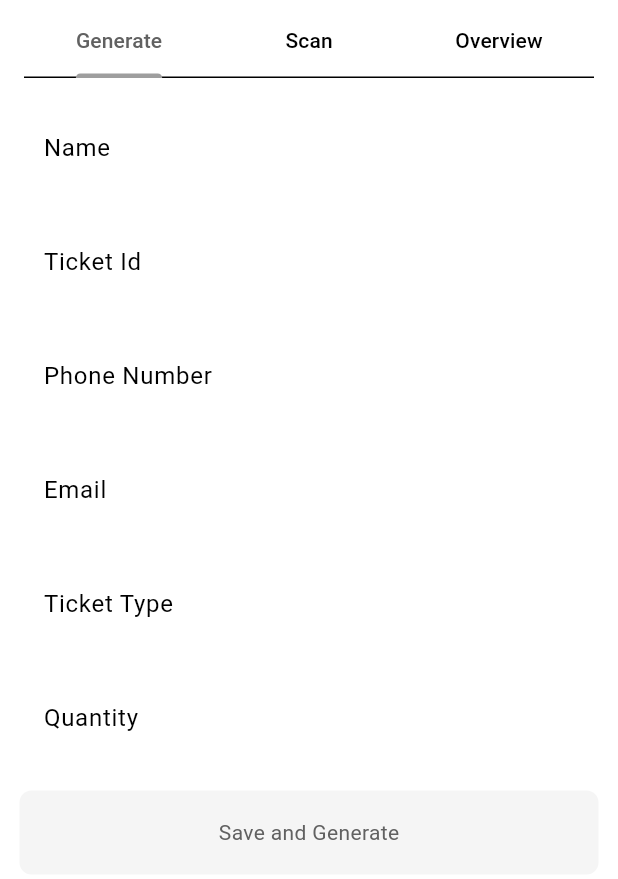
After one commit to ShadrackOngera/empire_ent, a Flutter app: the screen it shows after launch, after a tap on "Save and Generate", on a phone screen of 412 x 824 dp. The commit adds this screen. Shown: the top 879 px of the screen. Run offline on Flutter 3.47's test engine with Material 3 defaults, Android fonts, the phone set to English and light mode, and no system bars; our stand-ins replace cloud_firestore, firebase_core, get, pdf, qr_flutter, share_plus; missing offline and left inert: file_saver; accounts and stored records are empty.

Commit message:
app skeleton

```diff
--- a/lib/database/database.dart
+++ b/lib/database/database.dart
@@ -1,9 +1,13 @@
 import 'package:cloud_firestore/cloud_firestore.dart';
 import 'package:get/get.dart';
 
-class Database extends GetxController {
-  // Rx<String> username = ''.obs;
-  // Rx<String> email = ''.obs;
+class DatabaseController extends GetxController {
+  Rx<String> currentName = ''.obs;
+  Rx<String> currentEmail = ''.obs;
+  Rx<String> currentTicketType = ''.obs;
+  Rx<String> currentPhoneNumber = ''.obs;
+  Rx<String> currentTicketId = ''.obs;
+  Rx<String> currentQuantity = ''.obs;
   CollectionReference users = FirebaseFirestore.instance.collection('users');
   CollectionReference tickets =
       FirebaseFirestore.instance.collection('tickets');
@@ -21,11 +25,22 @@ class Database extends GetxController {
     return true;
   }
 
-  Future<bool> saveTicket(String ticketId, phoneNumber) async {
+  Future<bool> saveTicket(
+    String name,
+    String ticketId,
+    String phoneNumber,
+    String email,
+    String ticketType,
+    String quantity,
+  ) async {
     try {
       await tickets.add({
+        'Name': name,
         'Ticket Id': ticketId,
         'Phone Number': phoneNumber,
+        'Email': email,
+        'Ticket Type': ticketType,
+        'Quantity': quantity,
         // other data
       });
     } catch (e) {
@@ -33,4 +48,14 @@ class Database extends GetxController {
     }
     return true;
   }
+
+  Future<List<DocumentSnapshot>> getTickets() async {
+    try {
+      QuerySnapshot querySnapshot = await tickets.get();
+      return querySnapshot.docs;
+    } catch (e) {
+      print("Error getting tickets: $e");
+      return [];
+    }
+  }
 }
--- /dev/null
+++ b/lib/pages/generate_tab.dart
@@ -0,0 +1,261 @@
+import 'package:empire_ent/database/database.dart';
+import 'package:empire_ent/widgets/primary_button.dart';
+import 'package:empire_ent/widgets/primary_text.dart';
+import 'package:empire_ent/widgets/primary_text_field.dart';
+import 'package:flutter/material.dart';
+import 'package:get/get.dart';
+import 'dart:io';
+import 'dart:typed_data';
+import 'package:path_provider/path_provider.dart';
+import 'package:pdf/pdf.dart';
+import 'package:share_plus/share_plus.dart';
+import 'package:file_saver/file_saver.dart';
+import 'package:pdf/widgets.dart' as pw;
+import 'package:flutter/services.dart' show ByteData, rootBundle;
+
+class GenerateTab extends StatefulWidget {
+  const GenerateTab({super.key});
+
+  @override
+  State<GenerateTab> createState() => _GenerateTabState();
+}
+
+class _GenerateTabState extends State<GenerateTab> {
+  TextEditingController ticketIdController = TextEditingController();
+  TextEditingController phoneNumberController = TextEditingController();
+  TextEditingController emailController = TextEditingController();
+  TextEditingController quantityController = TextEditingController();
+  TextEditingController ticketTypeController = TextEditingController();
+  TextEditingController nameController = TextEditingController();
+  final saveDetailsKey = GlobalKey<FormState>();
+  DatabaseController databaseController = Get.put(DatabaseController());
+
+  Future<void> saveFile(Uint8List bytes, String name) async {
+    try {
+      final Directory dir = await getTemporaryDirectory();
+      final File file = File('${dir.path}/$name.pdf');
+      await file.writeAsBytes(bytes);
+
+      // Show a snackbar or any other feedback that the file has been saved
+      ScaffoldMessenger.of(context).showSnackBar(SnackBar(
+        content: Text('PDF saved successfully'),
+      ));
+
+      // Share the saved file
+      Share.shareFiles(['${dir.path}/$name.pdf']);
+    } catch (e) {
+      ScaffoldMessenger.of(context).showSnackBar(SnackBar(
+        content: Text('Error saving PDF: $e'),
+      ));
+    }
+  }
+
+  saveAndGenerate() {
+    databaseController.currentName.value = nameController.text;
+    databaseController.currentEmail.value = emailController.text;
+    databaseController.currentPhoneNumber.value = phoneNumberController.text;
+    databaseController.currentQuantity.value = quantityController.text;
+    databaseController.currentTicketType.value = ticketTypeController.text;
+    if (saveDetailsKey.currentState!.validate()) {
+      DatabaseController()
+          .saveTicket(
+        nameController.text,
+        ticketIdController.text,
+        phoneNumberController.text,
+        emailController.text,
+        ticketTypeController.text,
+        quantityController.text,
+      )
+          .then(
+        (value) async {
+          final doc = pw.Document();
+          doc.addPage(await _generatePdf());
+          var bytes = await doc.save();
+          await saveFile(bytes, 'Ticket');
+        },
+      );
+    }
+  }
+
+  @override
+  Widget build(BuildContext context) {
+    return SingleChildScrollView(
+      padding: EdgeInsets.symmetric(horizontal: 13, vertical: 15),
+      child: Form(
+        key: saveDetailsKey,
+        child: Column(
+          children: [
+            PrimaryTextField(
+              label: 'Name',
+              obsecureText: false,
+              controller: nameController,
+              hintText: 'Name',
+            ),
+            const SizedBox(
+              height: 20,
+            ),
+            PrimaryTextField(
+              label: 'Ticket Id',
+              obsecureText: false,
+              controller: ticketIdController,
+              hintText: 'Ticket Id',
+            ),
+            const SizedBox(
+              height: 20,
+            ),
+            PrimaryTextField(
+              label: 'Phone Number',
+              obsecureText: false,
+              controller: phoneNumberController,
+              hintText: 'Phone Number',
+            ),
+            const SizedBox(
+              height: 20,
+            ),
+            PrimaryTextField(
+              label: 'Email',
+              obsecureText: false,
+              controller: emailController,
+              hintText: 'Email',
+            ),
+            const SizedBox(
+              height: 20,
+            ),
+            PrimaryTextField(
+              label: 'Ticket Type',
+              obsecureText: false,
+              controller: ticketTypeController,
+              hintText: 'Email',
+            ),
+            const SizedBox(
+              height: 20,
+            ),
+            PrimaryTextField(
+              label: 'Quantity',
+              obsecureText: false,
+              controller: quantityController,
+              hintText: 'Quantity',
+            ),
+            const SizedBox(
+              height: 20,
+            ),
+            PrimaryButton(
+              onTap: () => saveAndGenerate(),
+              child: PrimaryText(
+                text: 'Save and Generate',
+                color: Theme.of(context).colorScheme.inversePrimary,
+              ),
+            ),
+            const SizedBox(
+              height: 20,
+            ),
+            const SizedBox(
+              height: 20,
+            ),
+          ],
+        ),
+      ),
+    );
+  }
+
+  Future<void> savePdfFile(Uint8List bytes) async {
+    await FileSaver.instance.saveFile(
+      name: 'name',
+      bytes: bytes,
+      ext: 'pdf',
+    );
+  }
+
+  Future<pw.Page> _generatePdf() async {
+    final ByteData data = await rootBundle.load('assets/images/image-two.png');
+    final List<int> bytes = data.buffer.asUint8List();
+
+    final tempDir = await getTemporaryDirectory();
+    final tempFile = File('${tempDir.path}/image-two.png');
+    await tempFile.writeAsBytes(bytes);
+
+    final image = pw.MemoryImage(tempFile.readAsBytesSync());
+    pw.TextStyle textStyle = pw.TextStyle(
+      color: const PdfColor.fromInt(0xFF00004d),
+      fontSize: 13,
+      fontWeight: pw.FontWeight.bold,
+    );
+
+    return pw.Page(
+      pageFormat: PdfPageFormat.a4,
+      build: (pw.Context context) {
+        return pw.Padding(
+          padding: const pw.EdgeInsets.all(8.0),
+          child: pw.Column(
+            children: [
+              pw.SizedBox(height: 20),
+              pw.Row(
+                crossAxisAlignment: pw.CrossAxisAlignment.center,
+                mainAxisAlignment: pw.MainAxisAlignment.spaceAround,
+                children: [
+                  pw.ClipRRect(
+                    horizontalRadius: 10,
+                    verticalRadius: 10,
+                    child: pw.Image(
+                      image,
+                      width: 100,
+                      height: 100,
+                    ),
+                  ),
+                  pw.Text(
+                    'Thank You for buying :)',
+                    style: textStyle,
+                  ),
+                ],
+              ),
+              pw.SizedBox(height: 80),
+              pw.Text(
+                "Receipt",
+                style: textStyle,
+              ),
+              pw.SizedBox(height: 20),
+              pw.Divider(),
+              pw.SizedBox(height: 20),
+              pw.Row(
+                mainAxisAlignment: pw.MainAxisAlignment.spaceAround,
+                crossAxisAlignment: pw.CrossAxisAlignment.center,
+                children: [
+                  pw.Column(
+                    crossAxisAlignment: pw.CrossAxisAlignment.start,
+                    children: [
+                      pw.Text(
+                        'Email: ${databaseController.currentEmail.value}',
+                        style: textStyle,
+                      ),
+                      pw.Text(
+                        'Ticket Type: ${databaseController.currentTicketType.value}',
+                        style: textStyle,
+                      ),
+                      pw.Text(
+                        'Quantity:  ${databaseController.currentQuantity.value}',
+                        style: textStyle,
+                      ),
+                    ],
+                  ),
+                  pw.BarcodeWidget(
+                    barcode: pw.Barcode.qrCode(),
+                    data: databaseController.currentTicketId.value,
+                    width: 100,
+                    height: 100,
+                  ),
+                ],
+              ),
+              pw.SizedBox(height: 90),
+              pw.Center(
+                child: pw.Text(
+                  'Carry this document for verification',
+                  style: textStyle,
+                ),
+              ),
+            ],
+          ),
+        );
+      },
+    );
+  }
+}
--- a/lib/pages/home_page.dart
+++ b/lib/pages/home_page.dart
@@ -1,11 +1,7 @@
-import 'package:empire_ent/database/database.dart';
-import 'package:empire_ent/pages/pdf_page.dart';
-import 'package:empire_ent/utils/widget_helper.dart';
-import 'package:empire_ent/widgets/primary_button.dart';
-import 'package:empire_ent/widgets/primary_text.dart';
-import 'package:empire_ent/widgets/primary_text_field.dart';
+import 'package:empire_ent/pages/generate_tab.dart';
+import 'package:empire_ent/pages/overview_tab.dart';
+import 'package:empire_ent/pages/scan_tab.dart';
 import 'package:flutter/material.dart';
-import 'package:get/get.dart';
 
 class HomePage extends StatefulWidget {
   const HomePage({super.key});
@@ -15,86 +11,37 @@ class HomePage extends StatefulWidget {
 }
 
 class _HomePageState extends State<HomePage> {
-  TextEditingController ticketId = TextEditingController();
-  TextEditingController phoneNumber = TextEditingController();
-  final saveDetailsKey = GlobalKey<FormState>();
-
   @override
   Widget build(BuildContext context) {
-    return Scaffold(
-      appBar: AppBar(
-        automaticallyImplyLeading: false,
-        backgroundColor: Colors.transparent,
-        foregroundColor: Theme.of(context).colorScheme.inversePrimary,
-        // title: ,
-      ),
-      body: SingleChildScrollView(
-        padding: const EdgeInsets.symmetric(horizontal: 15),
-        child: Form(
-          key: saveDetailsKey,
-          child: Column(
-            children: [
-              PrimaryTextField(
-                obsecureText: false,
-                controller: ticketId,
-                hintText: 'Ticket Id',
+    return DefaultTabController(
+      length: 3,
+      child: Scaffold(
+        appBar: AppBar(
+          automaticallyImplyLeading: false,
+          backgroundColor: Colors.transparent,
+          foregroundColor: Theme.of(context).colorScheme.inversePrimary,
+          title: TabBar(
+            labelColor: Theme.of(context).colorScheme.inversePrimary,
+            tabs: const [
+              Tab(
+                text: 'Generate',
               ),
-              const SizedBox(
-                height: 20,
+              Tab(
+                text: 'Scan',
               ),
-              PrimaryTextField(
-                obsecureText: false,
-                controller: phoneNumber,
-                hintText: 'Phone Number',
+              Tab(
+                text: 'Overview',
               ),
-              const SizedBox(
-                height: 20,
-              ),
-              PrimaryButton(
-                onTap: () {
-                  if (saveDetailsKey.currentState!.validate()) {
-                    Database().saveTicket(ticketId.text, phoneNumber.text).then(
-                          (value) {},
-                        );
-                  }
-                },
-                child: PrimaryText(
-                  text: 'Widget Helper',
-                  color: Theme.of(context).colorScheme.inversePrimary,
-                ),
-              ),
-              const SizedBox(
-                height: 20,
-              ),
-              PrimaryButton(
-                onTap: () {
-                  Get.to(PdfPage());
-                },
-                child: PrimaryText(
-                  text: 'Preview',
-                  color: Theme.of(context).colorScheme.inversePrimary,
-                ),
-              ),
-              const SizedBox(
-                height: 20,
-              ),
-              // PrimaryButton(
-              //   onTap: () {
-              //     final snackBar =   SnackBar(
-              //       behavior: SnackBarBehavior.floating,
-              //       content: Text('This is a Snackbar'),
-              //       duration: Duration(seconds: 2),
-              //       showCloseIcon: true,
-              //     );
-              //     ScaffoldMessenger.of(context).showSnackBar(snackBar);
-              //   },
-              //   child: PrimaryText(
-              //     text: 'save',
-              //     color: Theme.of(context).colorScheme.inversePrimary,
-              //   ),
-              // ),
             ],
           ),
+          // title: ,
+        ),
+        body: const TabBarView(
+          children: [
+            GenerateTab(),
+            ScanTab(),
+            OverviewTab(),
+          ],
         ),
       ),
     );
--- a/lib/widgets/primary_text_field.dart
+++ b/lib/widgets/primary_text_field.dart
@@ -3,6 +3,7 @@ import 'package:flutter/material.dart';
 class PrimaryTextField extends StatelessWidget {
   final TextEditingController controller;
   final String? hintText;
+  final String label;
   final bool obsecureText;
 
   const PrimaryTextField({
@@ -10,6 +11,7 @@ class PrimaryTextField extends StatelessWidget {
     required this.controller,
     this.hintText,
     required this.obsecureText,
+    required this.label,
   });
 
   @override
@@ -18,6 +20,7 @@ class PrimaryTextField extends StatelessWidget {
       controller: controller,
       obscureText: obsecureText,
       decoration: InputDecoration(
+        label: Text(label),
         hintText: hintText,
         hintStyle: TextStyle(
           color: Theme.of(context).colorScheme.inversePrimary,
@@ -35,7 +38,6 @@ class PrimaryTextField extends StatelessWidget {
           ),
         ),
       ),
-
     );
   }
 }
```
Also changed, not shown: lib/pages/overview_tab.dart (added, +97 -0 lines), lib/pages/pdf_page.dart (+97 -17 lines), lib/pages/scan_tab.dart (added, +15 -0 lines).
